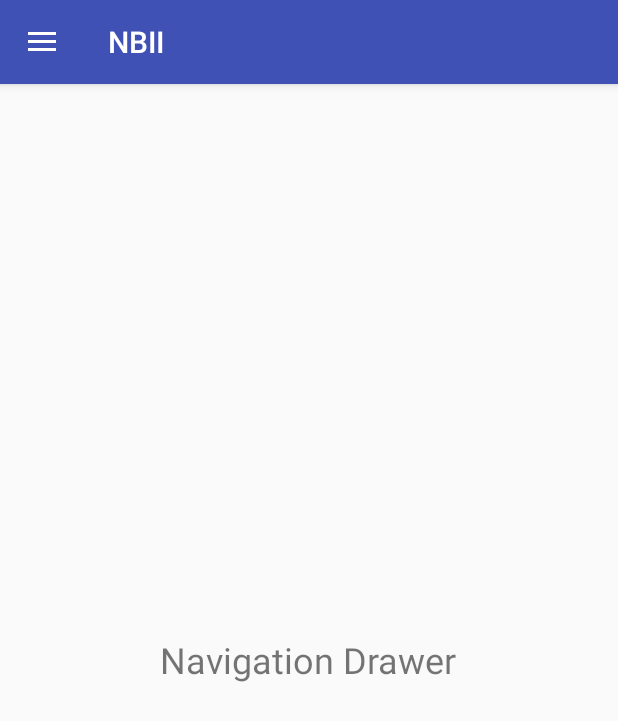
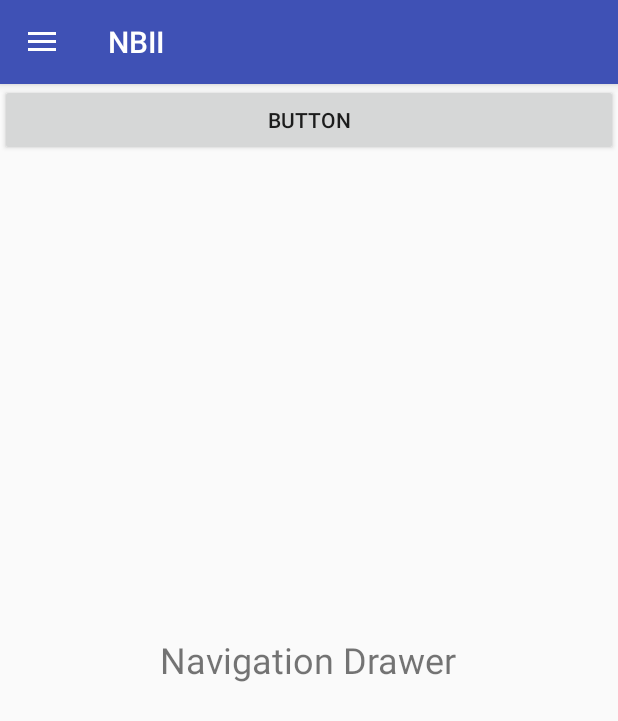
Before and after one commit to lmavonyani/NBII-App, an Android app: the screen it shows after launch (MainActivity), after a tap on "Home", on a phone screen of 412 x 824 dp. Shown: the top 721 px of the screen. Run offline under Robolectric (Android 15) with nearby library versions, the phone set to English and light mode, and no system bars; 1 other tap on this screen came first.

Commit message:
Added new fragment and assocated code

```diff
--- a/app/build.gradle
+++ b/app/build.gradle
@@ -21,7 +21,9 @@ android {
 
 dependencies {
     compile fileTree(dir: 'libs', include: ['*.jar'])
-    testCompile 'junit:junit:4.12'
     compile 'com.android.support:appcompat-v7:23.2.0'
     compile 'com.android.support:design:23.2.0'
+    compile 'com.android.support:support-v4:23.4.0'
+    compile 'com.google.android.gms:play-services-plus:10.0.1'
+    testCompile 'junit:junit:4.12'
 }
--- a/app/src/main/AndroidManifest.xml
+++ b/app/src/main/AndroidManifest.xml
@@ -1,6 +1,9 @@
 <?xml version="1.0" encoding="utf-8"?>
 <manifest xmlns:android="http://schemas.android.com/apk/res/android"
     package="com.nbiiapp.navigationdrawer">
+
+    <!-- To access Google+ APIs: -->
+    <uses-permission android:name="android.permission.INTERNET" />
 
     <application
         android:allowBackup="true"
@@ -9,7 +12,7 @@
         android:supportsRtl="true"
         android:theme="@style/AppTheme">
         <activity
-            android:name="com.nbiiapp.navigationdrawer.MainActivity"
+            android:name=".MainActivity"
             android:label="@string/app_name"
             android:theme="@style/AppTheme.NoActionBar">
             <intent-filter>
--- a/app/src/main/java/com/nbiiapp/navigationdrawer/MainActivity.java
+++ b/app/src/main/java/com/nbiiapp/navigationdrawer/MainActivity.java
@@ -2,12 +2,13 @@ package com.nbiiapp.navigationdrawer;
 
 import android.os.Bundle;
 import android.support.design.widget.NavigationView;
+import android.support.v4.app.Fragment;
 import android.support.v4.widget.DrawerLayout;
 import android.support.v7.app.ActionBarDrawerToggle;
 import android.support.v7.app.AppCompatActivity;
 import android.support.v7.widget.Toolbar;
+import android.view.MenuItem;
 import android.view.View;
-import android.view.MenuItem;
 import android.widget.TextView;
 import android.widget.Toast;
 
@@ -38,6 +39,10 @@ public class MainActivity extends AppCompatActivity {
                     case R.id.home:
                         Toast.makeText(getApplicationContext(),"Home toast updated And also BERTIE was Here!!!",Toast.LENGTH_SHORT).show();
                         //let call a fragment here
+                        Fragment fragment = new PlusOneFragment();
+                        getSupportFragmentManager().beginTransaction()
+                                .replace(R.id.fragment_container, fragment, fragment.getClass().getSimpleName()).addToBackStack(null).commit();
+
                         drawerLayout.closeDrawers();
                         break;
                     case R.id.settings:
--- /dev/null
+++ b/app/src/main/java/com/nbiiapp/navigationdrawer/PlusOneFragment.java
@@ -0,0 +1,93 @@
+package com.nbiiapp.navigationdrawer;
+
+import android.content.Context;
+import android.net.Uri;
+import android.os.Bundle;
+import android.support.v4.app.Fragment;
+import android.view.LayoutInflater;
+import android.view.View;
+import android.view.ViewGroup;
+import android.widget.Button;
+
+/**
+ * A fragment with a Google +1 button.
+ * Activities that contain this fragment must implement the
+ * {@link PlusOneFragment.OnFragmentInteractionListener} interface
+ * to handle interaction events.
+ * Use the {@link PlusOneFragment#newInstance} factory method to
+ * create an instance of this fragment.
+ */
+public class PlusOneFragment extends Fragment {
+    // TODO: Rename parameter arguments, choose names that match
+    // the fragment initialization parameters, e.g. ARG_ITEM_NUMBER
+    private static final String ARG_PARAM1 = "param1";
+    private static final String ARG_PARAM2 = "param2";
+    // The request code must be 0 or greater.
+    private static final int PLUS_ONE_REQUEST_CODE = 0;
+    // The URL to +1.  Must be a valid URL.
+    private final String PLUS_ONE_URL = "http://developer.android.com";
+    // TODO: Rename and change types of parameters
+    private String mParam1;
+    private String mParam2;
+    private Button mPlusOneButton;
+
+    public PlusOneFragment() {
+        // Required empty public constructor
+    }
+
+    /**
+     * Use this factory method to create a new instance of
+     * this fragment using the provided parameters.
+     *
+     * @param param1 Parameter 1.
+     * @param param2 Parameter 2.
+     * @return A new instance of fragment PlusOneFragment.
+     */
+    // TODO: Rename and change types and number of parameters
+    public static PlusOneFragment newInstance(String param1, String param2) {
+        PlusOneFragment fragment = new PlusOneFragment();
+        Bundle args = new Bundle();
+        args.putString(ARG_PARAM1, param1);
+        args.putString(ARG_PARAM2, param2);
+        fragment.setArguments(args);
+        return fragment;
+    }
+
+    @Override
+    public void onCreate(Bundle savedInstanceState) {
+        super.onCreate(savedInstanceState);
+        if (getArguments() != null) {
+            mParam1 = getArguments().getString(ARG_PARAM1);
+            mParam2 = getArguments().getString(ARG_PARAM2);
+        }
+    }
+
+    @Override
+    public View onCreateView(LayoutInflater inflater, ViewGroup container,
+                             Bundle savedInstanceState) {
+        // Inflate the layout for this fragment
+        View view = inflater.inflate(R.layout.fragment_plus_one, container, false);
+
+        //Find the +1 button
+        mPlusOneButton = (Button) view.findViewById(R.id.plus_one_button);
+
+        return view;
+    }
+
+    @Override
+    public void onResume() {
+        super.onResume();
+
+        // Refresh the state of the +1 button each time the activity receives focus.
+        //mPlusOneButton.initialize(PLUS_ONE_URL, PLUS_ONE_REQUEST_CODE);
+    }
+
+
+    @Override
+    public void onAttach(Context context) {
+        super.onAttach(context);
+
+    }
+
+
+}
--- a/app/src/main/res/layout/content_main.xml
+++ b/app/src/main/res/layout/content_main.xml
@@ -1,5 +1,6 @@
 <?xml version="1.0" encoding="utf-8"?>
 <RelativeLayout xmlns:android="http://schemas.android.com/apk/res/android"
+    android:id="@+id/fragment_container"
     xmlns:app="http://schemas.android.com/apk/res-auto"
     xmlns:tools="http://schemas.android.com/tools"
     android:layout_width="match_parent"
--- /dev/null
+++ b/app/src/main/res/layout/fragment_plus_one.xml
@@ -0,0 +1,14 @@
+<FrameLayout xmlns:android="http://schemas.android.com/apk/res/android"
+    xmlns:tools="http://schemas.android.com/tools"
+    android:layout_width="match_parent"
+    android:layout_height="match_parent"
+    tools:context=".PlusOneFragment">
+
+
+    <Button
+        android:id="@+id/plus_one_button"
+        android:layout_width="match_parent"
+        android:layout_height="wrap_content"
+        android:text="Button" />
+
+</FrameLayout>
```
